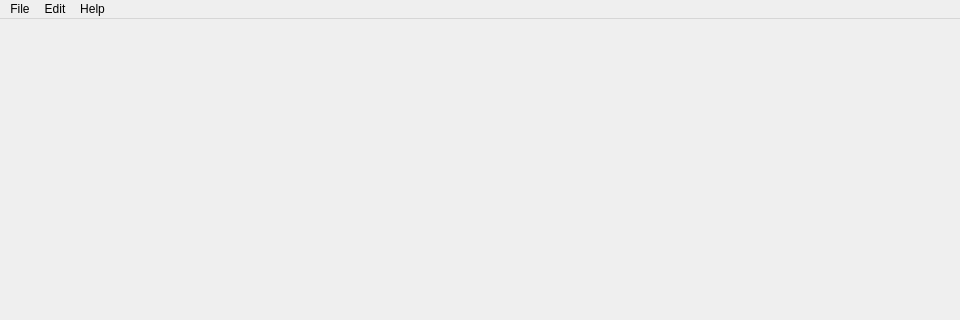
This is src/gui/windows/mainWindowUi.ui in PyMarc2/virus-propagation-simulator as Qt 5 draws it before an edit; both pictures show x 0 to 960 and y 0 to 320 of the 960 by 540 pixel window. The edited form follows.
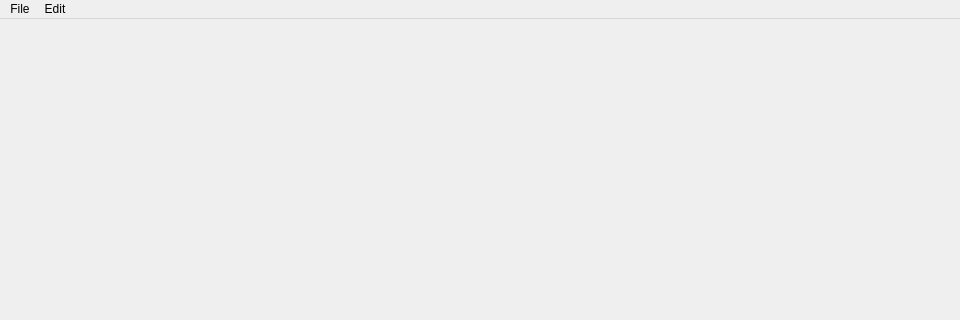
This is the edited form.

The edit to the form file:
```diff
--- a/src/gui/windows/mainWindowUi.ui
+++ b/src/gui/windows/mainWindowUi.ui
@@ -36,14 +36,8 @@
     </property>
     <addaction name="actionReset_Parameters"/>
    </widget>
-   <widget class="QMenu" name="menuHelp">
-    <property name="title">
-     <string>Help</string>
-    </property>
-   </widget>
    <addaction name="menuFile"/>
    <addaction name="menuEdit"/>
-   <addaction name="menuHelp"/>
   </widget>
   <widget class="QStatusBar" name="statusbar"/>
   <action name="actionLoad_Parameters">
```
Left out of the diff: 4 changed lines with no effect on the pictures.
